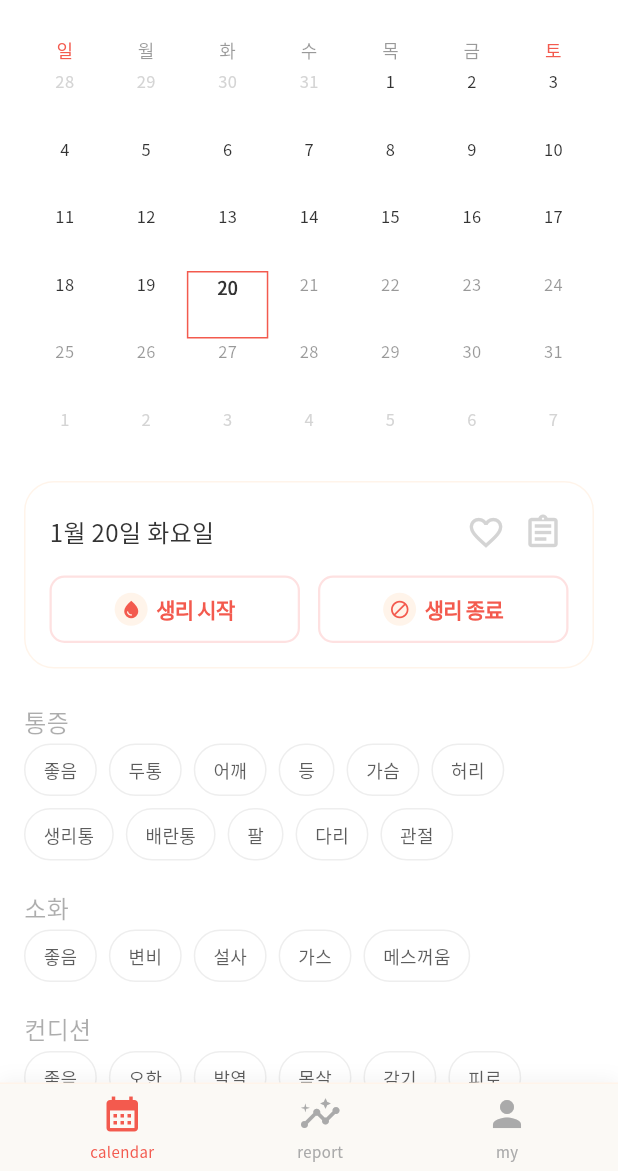
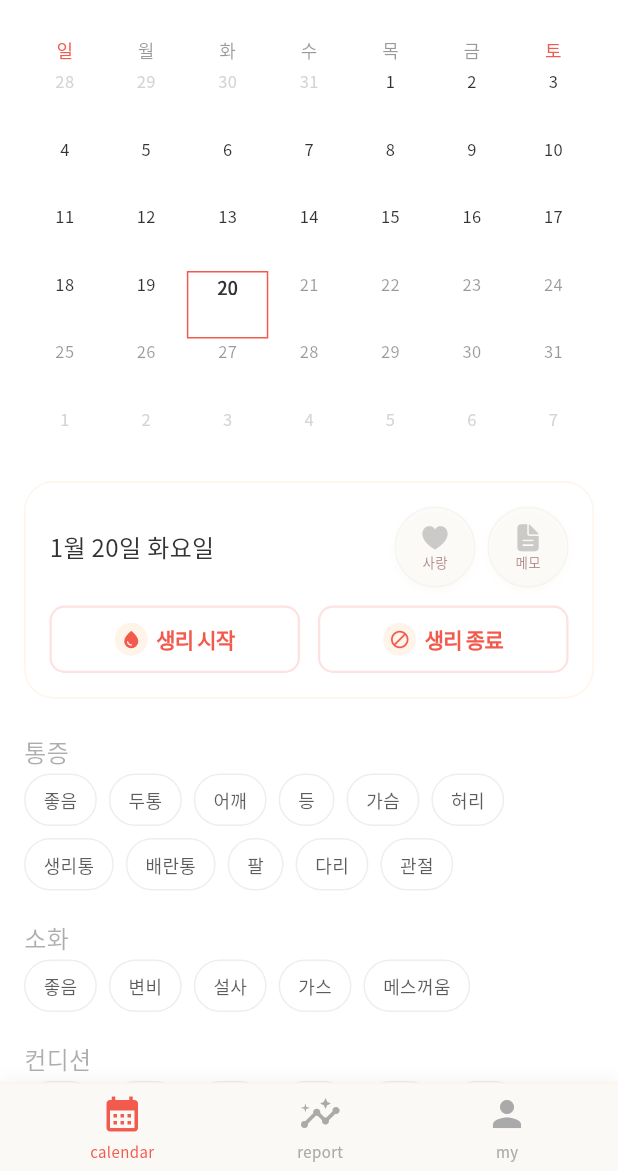
Before and after one commit to mj012345/redtime, a Flutter app: the CalendarView screen opened by its route, on a phone screen of 412 x 824 dp, the part 65-1236 px from its top. Run offline on Flutter 3.47's test engine with Material 3 defaults, Android fonts, the phone set to English and light mode, and no system bars; our stand-ins replace cloud_firestore, firebase_auth, firebase_core, flutter_svg, google_fonts, google_sign_in and 3 more; accounts and stored records are empty.

Commit message:
[feat] 달력 페이지: ui 개선

```diff
--- a/lib/theme/app_colors.dart
+++ b/lib/theme/app_colors.dart
@@ -16,6 +16,7 @@ class AppColors {
 
   // 텍스트
   static const Color textPrimary = Color(0xFF333333);
+  static const Color textPrimaryLight = Color(0xFFF35A4E);
   static const Color textSecondary = Color(0xFF8D5656);
   static const Color textDisabled = Color(0xFFAAAAAA);
 
@@ -30,9 +31,10 @@ class SymptomColors {
   static const Color period = Color(0xFFFEEEEE); // 생리일
   static const Color fertile = Color(0xFFECFDF5); // 가임기
   static const Color border = Color(0xFFE7E7E7); // 테두리
-  static const Color symptomBase = Color(0xFF8E7CC3); // 증상 기본 색상
+  static const Color symptomBase = Color(0xFFFF9277); // 증상 기본 색상
   static const Color goodSymptom = Color(0xFFACEEBB); // 좋음 증상 색상
   static const Color relationship = Color(0xFFFF80AB); // 관계(하트) 색상
+  static const Color memo = Color(0xFFD5B9FE); // 메모 색상
   static const Color frequentHigh = Color(0xFFF27676); // 가장 많이 기록된 증상 색상
   static const Color frequentMid = Color(0xFFF59D6E); // 두 번째 많이 기록된 증상 색상
   static const Color frequentLow = Color(0xFFF8DC82); // 세 번째 많이 기록된 증상 색상
--- a/lib/view/calendar/widgets/calendar_grid.dart
+++ b/lib/view/calendar/widgets/calendar_grid.dart
@@ -118,6 +118,8 @@ class CalendarGrid extends StatelessWidget {
                               expectedPeriodDays,
                               day,
                             ),
+                            isExpectedOvulation: expectedOvulationDay != null &&
+                                _sameDay(day, expectedOvulationDay!),
                             isToday: _sameDay(day, today),
                             isSelected:
                                 selectedDay != null &&
--- a/lib/view/calendar/widgets/day_cell.dart
+++ b/lib/view/calendar/widgets/day_cell.dart
@@ -1,4 +1,5 @@
 import 'package:flutter/material.dart';
+import 'package:flutter/cupertino.dart' show CupertinoIcons;
 import 'package:red_time_app/theme/app_colors.dart';
 
 class DayCell extends StatelessWidget {
@@ -11,6 +12,7 @@ class DayCell extends StatelessWidget {
   final bool isExpectedPeriod;
   final bool isExpectedFertile;
   final bool isExpectedPeriodStart;
+  final bool isExpectedOvulation;
   final bool isToday;
   final bool isSelected;
   final bool hasRecord;
@@ -34,6 +36,7 @@ class DayCell extends StatelessWidget {
     required this.isExpectedPeriod,
     required this.isExpectedFertile,
     required this.isExpectedPeriodStart,
+    required this.isExpectedOvulation,
     required this.isToday,
     required this.isSelected,
     required this.hasRecord,
@@ -127,7 +130,7 @@ class DayCell extends StatelessWidget {
                 right: 3,
                 top: 0,
               ),
-            child: Column(
+              child: Column(
                 mainAxisAlignment: MainAxisAlignment.start,
                 crossAxisAlignment: CrossAxisAlignment.center,
                 children: [
@@ -162,6 +165,8 @@ class DayCell extends StatelessWidget {
                               isFertileStart: isFertileStart,
                               isExpectedPeriod: showExpectedPeriod,
                               isExpectedPeriodStart: isExpectedPeriodStart,
+                              isExpectedOvulation: isExpectedOvulation,
+                              isExpectedFertile: showExpectedFertile,
                             ),
                           ),
                   ),
@@ -194,9 +199,9 @@ class DayCell extends StatelessWidget {
                               // 메모 아이콘
                               if (hasMemo)
                                 const Icon(
-                                  Icons.assignment,
+                                  CupertinoIcons.doc_text_fill,
                                   size: 10,
-                                  color: AppColors.textSecondary,
+                                  color: SymptomColors.memo,
                                 ),
                             ],
                           ),
@@ -219,6 +224,8 @@ class DayCell extends StatelessWidget {
     required bool isFertileStart,
     required bool isExpectedPeriod,
     required bool isExpectedPeriodStart,
+    required bool isExpectedOvulation,
+    required bool isExpectedFertile,
   }) {
     Widget? indicator;
     // 시작일과 종료일이 같은 경우 '시작/종료'로 표시
@@ -246,21 +253,28 @@ class DayCell extends StatelessWidget {
     } else if (isOvulation) {
       indicator = const Text(
         '배란일',
-        style: TextStyle(fontSize: 8, color: Color(0xFF55B292), fontWeight: FontWeight.w700),
+        style: TextStyle(fontSize: 8, color: Color(0xFF55B292), fontWeight: FontWeight.w500),
+        maxLines: 1,
+        overflow: TextOverflow.visible,
+      );
+    } else if (isExpectedOvulation) {
+      indicator = const Text(
+        '배란예정',
+        style: TextStyle(fontSize: 8, color: Color(0xFF55B292), fontWeight: FontWeight.w500),
         maxLines: 1,
         overflow: TextOverflow.visible,
       );
     } else if (isExpectedPeriod && isExpectedPeriodStart) {
       indicator = const Text(
         '생리예정',
-        style: TextStyle(fontSize: 8, color: Color(0xFFF87171), fontWeight: FontWeight.w700),
+        style: TextStyle(fontSize: 8, color: Color(0xFFF87171), fontWeight: FontWeight.w500),
         maxLines: 1,
         overflow: TextOverflow.visible,
       );
-    } else if (isFertile && !isOvulation && isFertileStart) {
+    } else if ((isFertile || isExpectedFertile) && !isOvulation && !isExpectedOvulation && isFertileStart) {
       indicator = const Text(
         '가임기',
-        style: TextStyle(fontSize: 8, color: Color(0xFF55B292), fontWeight: FontWeight.w700),
+        style: TextStyle(fontSize: 8, color: Color(0xFF55B292), fontWeight: FontWeight.w500),
         maxLines: 1,
         overflow: TextOverflow.visible,
       );
--- a/lib/view/calendar/widgets/symptom_chip.dart
+++ b/lib/view/calendar/widgets/symptom_chip.dart
@@ -38,7 +38,7 @@ class SymptomChip extends StatelessWidget {
     final textColor = selected
         ? (isGood
             ? const Color(0xFF2E7D32) // 초록색 배경에 어울리는 진한 초록색 텍스트
-            : const Color(0xFF8E7CC3)) // 보라색 배경에 어울리는 진한 보라색 텍스트
+            : const Color(0xFFD46C56)) // 증상 색상에 어울리는 진한 톤
         : AppColors.textPrimary.withValues(alpha: 0.8);
 
     return Material(
--- a/lib/view/calendar/widgets/today_card.dart
+++ b/lib/view/calendar/widgets/today_card.dart
@@ -1,5 +1,6 @@
 import 'dart:math' as math;
 import 'package:flutter/material.dart' hide Badge;
+import 'package:flutter/cupertino.dart' show CupertinoIcons;
 import 'package:flutter_svg/flutter_svg.dart';
 import 'package:red_time_app/models/period_cycle.dart';
 import 'package:red_time_app/theme/app_colors.dart';
@@ -143,34 +144,20 @@ class TodayCard extends StatelessWidget {
             Row(
               mainAxisSize: MainAxisSize.min,
               children: [
-                GestureDetector(
+                _buildActionButton(
+                  icon: CupertinoIcons.heart_fill,
+                  label: '사랑',
+                  color: SymptomColors.relationship,
+                  isActive: hasRelationship,
                   onTap: onRelationshipTap,
-                  behavior: HitTestBehavior.opaque,
-                  child: Padding(
-                    padding: const EdgeInsets.all(4.0),
-                    child: Icon(
-                      hasRelationship ? Icons.favorite : Icons.favorite_border,
-                      size: 26,
-                      color: hasRelationship
-                          ? SymptomColors.relationship
-                          : AppColors.textDisabled.withValues(alpha: 0.5),
-                    ),
-                  ),
                 ),
-                const SizedBox(width: 4),
-                GestureDetector(
+                const SizedBox(width: 8),
+                _buildActionButton(
+                  icon: CupertinoIcons.doc_text_fill,
+                  label: '메모',
+                  color: SymptomColors.memo,
+                  isActive: hasMemo,
                   onTap: onMemoTap,
-                  behavior: HitTestBehavior.opaque,
-                  child: Padding(
-                    padding: const EdgeInsets.all(4.0),
-                    child: Icon(
-                      hasMemo ? Icons.assignment : Icons.assignment_outlined,
-                      size: 26,
-                      color: hasMemo
-                          ? AppColors.textSecondary
-                          : AppColors.textDisabled.withValues(alpha: 0.5),
-                    ),
-                  ),
                 ),
               ],
             ),
@@ -251,6 +238,58 @@ class TodayCard extends StatelessWidget {
     return '보통';
   }
 
+  /// 원형 배경 안에 아이콘과 텍스트를 함께 배치한 액션 버튼
+  Widget _buildActionButton({
+    required IconData icon,
+    required String label,
+    required Color color,
+    required bool isActive,
+    required VoidCallback onTap,
+  }) {
+    return GestureDetector(
+      onTap: onTap,
+      behavior: HitTestBehavior.opaque,
+      child: Container(
+        width: 54,
+        height: 54,
+        decoration: BoxDecoration(
+          shape: BoxShape.circle,
+          color: isActive ? color.withValues(alpha: 0.08) : AppColors.background.withValues(alpha: 0.5),
+          border: Border.all(
+            color: isActive ? color.withValues(alpha: 0.1) : AppColors.border.withValues(alpha: 0.5),
+            width: 1,
+          ),
+          boxShadow: [
+            BoxShadow(
+              color: AppColors.background.withValues(alpha: 0.8),
+              blurRadius: 4,
+              offset: const Offset(0, 2),
+            ),
+          ],
+        ),
+        child: Column(
+          mainAxisAlignment: MainAxisAlignment.center,
+          children: [
+            Icon(
+              icon,
+              size: 20,
+              color: isActive ? color : AppColors.textDisabled.withValues(alpha: 0.6),
+            ),
+            const SizedBox(height: 1),
+            Text(
+              label,
+              style: AppTextStyles.body.copyWith(
+                fontSize: 9,
+                color: isActive ? color : AppColors.textSecondary.withValues(alpha: 0.7),
+                fontWeight: isActive ? FontWeight.w600 : FontWeight.w400,
+              ),
+            ),
+          ],
+        ),
+      ),
+    );
+  }
+
   bool _sameDay(DateTime a, DateTime b) =>
       a.year == b.year && a.month == b.month && a.day == b.day;
 }
--- a/lib/view/calendar/widgets/week_row.dart
+++ b/lib/view/calendar/widgets/week_row.dart
@@ -80,6 +80,8 @@ class WeekRow extends StatelessWidget {
                         expectedPeriodDays,
                         day,
                       ),
+                      isExpectedOvulation: expectedOvulationDay != null &&
+                          _sameDay(day, expectedOvulationDay!),
                       isToday: _sameDay(day, today),
                       isSelected:
                           selectedDay != null && _sameDay(day, selectedDay!),
--- a/lib/view/report/widgets/symptom_calendar_heatmap.dart
+++ b/lib/view/report/widgets/symptom_calendar_heatmap.dart
@@ -763,7 +763,7 @@ class _SymptomCalendarHeatmapState extends State<SymptomCalendarHeatmap> {
                       key: ValueKey(_visibleFirstMonthYear),
                       style: AppTextStyles.caption.copyWith(
                         fontSize: 9,
-                        color: AppColors.textPrimary.withValues(alpha: 0.8),
+                        color: AppColors.textPrimaryLight,
                         fontWeight: FontWeight.w700,
                       ),
                     ),
@@ -835,7 +835,7 @@ class _SymptomCalendarHeatmapState extends State<SymptomCalendarHeatmap> {
                                   color: isToday
                                       ? AppColors.primary
                                       : AppColors.textPrimary.withValues(
-                                          alpha: 0.5,
+                                          alpha: 1,
                                         ),
                                   fontWeight: isToday
                                       ? FontWeight.w600
@@ -909,9 +909,7 @@ class _SymptomCalendarHeatmapState extends State<SymptomCalendarHeatmap> {
                             hasSymptom = true;
                             cellColor = isExample
                                 ? AppColors.textDisabled.withValues(alpha: 0.3)
-                                : AppColors.textDisabled.withValues(
-                                    alpha: 0.5,
-                                  ); // 진한 회색
+                                : SymptomColors.memo;
                           }
                         } else if (labelRow.isCategory) {
                           // 카테고리 행: 해당 카테고리의 증상 개수 확인
```
